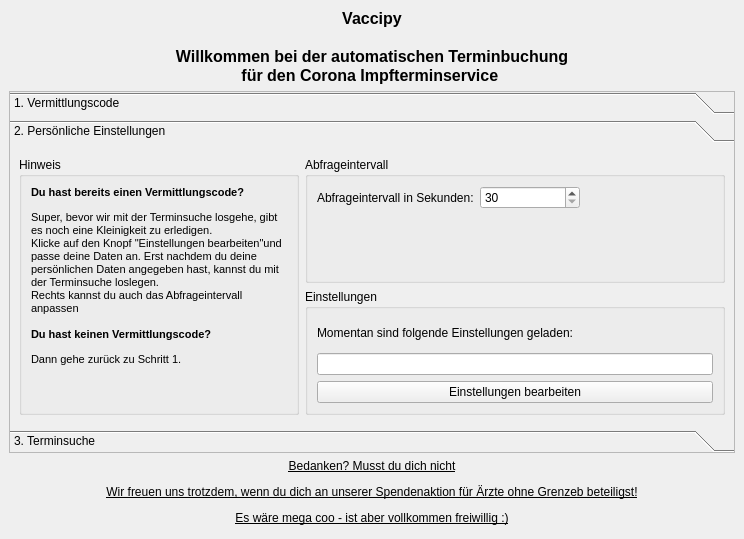
Above: tools/gui/main.ui from timreibe/vaccipy before the change. Below: the same form after it.
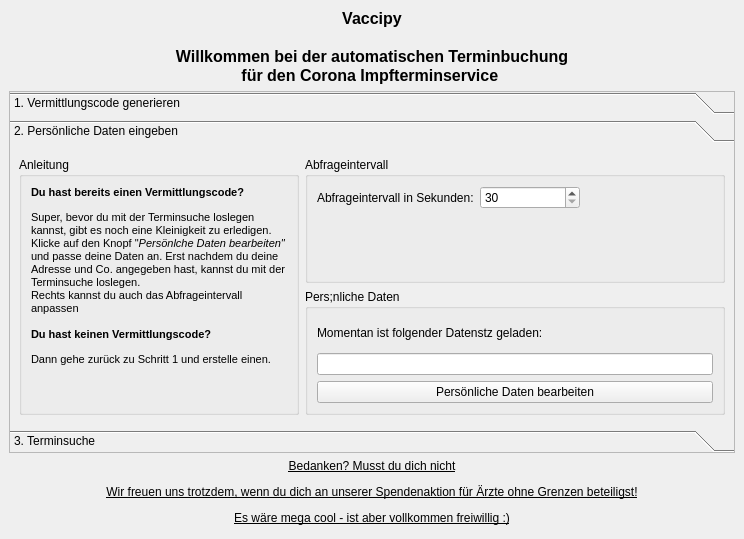
That is the form after the change. The open tabs and pages were chosen to show the change.

```diff
--- a/tools/gui/main.ui
+++ b/tools/gui/main.ui
@@ -73,7 +73,7 @@
           </rect>
          </property>
          <attribute name="label">
-          <string>1. Vermittlungscode</string>
+          <string>1. Vermittlungscode generieren</string>
          </attribute>
          <layout class="QHBoxLayout" name="horizontalLayout_6">
           <item>
@@ -198,7 +198,7 @@
           </rect>
          </property>
          <attribute name="label">
-          <string>2. Persönliche Einstellungen</string>
+          <string>2. Persönliche Daten eingeben</string>
          </attribute>
          <layout class="QHBoxLayout" name="horizontalLayout" stretch="1">
           <item>
@@ -206,7 +206,7 @@
             <item>
              <widget class="QGroupBox" name="groupBox_3">
               <property name="title">
-               <string>Hinweis</string>
+               <string>Anleitung</string>
               </property>
               <layout class="QGridLayout" name="gridLayout_6">
                <property name="bottomMargin">
@@ -220,8 +220,8 @@
 p, li { white-space: pre-wrap; }
 &lt;/style&gt;&lt;/head&gt;&lt;body style=&quot; font-family:'MS Shell Dlg 2'; font-size:8pt; font-weight:400; font-style:normal;&quot;&gt;
 &lt;p style=&quot; margin-top:12px; margin-bottom:12px; margin-left:0px; margin-right:0px; -qt-block-indent:0; text-indent:0px;&quot;&gt;&lt;span style=&quot; font-weight:600;&quot;&gt;Du hast bereits einen Vermittlungscode?&lt;/span&gt;&lt;/p&gt;
-&lt;p style=&quot; margin-top:12px; margin-bottom:12px; margin-left:0px; margin-right:0px; -qt-block-indent:0; text-indent:0px;&quot;&gt;Super, bevor wir mit der Terminsuche losgehe, gibt es noch eine Kleinigkeit zu erledigen.&lt;br /&gt;Klicke auf den Knopf &amp;quot;Einstellungen bearbeiten&amp;quot;und passe deine Daten an. Erst nachdem du deine persönlichen Daten angegeben hast, kannst du mit der Terminsuche loslegen.&lt;br /&gt;Rechts kannst du auch das Abfrageintervall anpassen&lt;br /&gt;&lt;br /&gt;&lt;span style=&quot; font-weight:600;&quot;&gt;Du hast keinen Vermittlungscode?&lt;/span&gt;&lt;/p&gt;
-&lt;p style=&quot; margin-top:12px; margin-bottom:12px; margin-left:0px; margin-right:0px; -qt-block-indent:0; text-indent:0px;&quot;&gt;Dann gehe zurück zu Schritt 1.&lt;/p&gt;&lt;/body&gt;&lt;/html&gt;</string>
+&lt;p style=&quot; margin-top:12px; margin-bottom:12px; margin-left:0px; margin-right:0px; -qt-block-indent:0; text-indent:0px;&quot;&gt;Super, bevor du mit der Terminsuche loslegen kannst, gibt es noch eine Kleinigkeit zu erledigen.&lt;br /&gt;Klicke auf den Knopf &amp;quot;&lt;span style=&quot; font-style:italic;&quot;&gt;Persönlche Daten bearbeiten&amp;quot;  &lt;/span&gt;und passe deine Daten an. Erst nachdem du deine Adresse und Co. angegeben hast, kannst du mit der Terminsuche loslegen.&lt;br /&gt;Rechts kannst du auch das Abfrageintervall anpassen&lt;br /&gt;&lt;br /&gt;&lt;span style=&quot; font-weight:600;&quot;&gt;Du hast keinen Vermittlungscode?&lt;/span&gt;&lt;/p&gt;
+&lt;p style=&quot; margin-top:12px; margin-bottom:12px; margin-left:0px; margin-right:0px; -qt-block-indent:0; text-indent:0px;&quot;&gt;Dann gehe zurück zu Schritt 1 und erstelle einen.&lt;/p&gt;&lt;/body&gt;&lt;/html&gt;</string>
                  </property>
                  <property name="alignment">
                   <set>Qt::AlignLeading|Qt::AlignLeft|Qt::AlignTop</set>
@@ -280,13 +280,13 @@
               <item>
                <widget class="QGroupBox" name="groupBox_8">
                 <property name="title">
-                 <string>Einstellungen</string>
+                 <string>Pers;nliche Daten</string>
                 </property>
                 <layout class="QVBoxLayout" name="verticalLayout_7">
                  <item>
                   <widget class="QLabel" name="kontaktdaten_label">
                    <property name="text">
-                    <string>Momentan sind folgende Einstellungen geladen:</string>
+                    <string>Momentan ist folgender Datenstz geladen:</string>
                    </property>
                   </widget>
                  </item>
@@ -306,7 +306,7 @@
                  <item>
                   <widget class="QPushButton" name="b_neue_kontaktdaten">
                    <property name="text">
-                    <string>Einstellungen bearbeiten</string>
+                    <string>Persönliche Daten bearbeiten</string>
                    </property>
                   </widget>
                  </item>
@@ -457,7 +457,7 @@
       <item>
        <widget class="QLabel" name="spenden_label">
         <property name="text">
-         <string>&lt;html&gt;&lt;head/&gt;&lt;body&gt;&lt;p&gt;&lt;a href=&quot;https://www.aerzte-ohne-grenzen.de/spenden-sammeln?cfd=pjs3m&quot;&gt;&lt;span style=&quot; text-decoration: underline; color:#000000;&quot;&gt;Bedanken? Musst du dich nicht&lt;/span&gt;&lt;/a&gt;&lt;/p&gt;&lt;p&gt;&lt;a href=&quot;https://www.aerzte-ohne-grenzen.de/spenden-sammeln?cfd=pjs3m&quot;&gt;&lt;span style=&quot; text-decoration: underline; color:#000000;&quot;&gt;Wir freuen uns trotzdem, wenn du dich an unserer Spendenaktion für Ärzte ohne Grenzeb beteiligst!&lt;/span&gt;&lt;/a&gt;&lt;/p&gt;&lt;p&gt;&lt;a href=&quot;https://www.aerzte-ohne-grenzen.de/spenden-sammeln?cfd=pjs3m&quot;&gt;&lt;span style=&quot; text-decoration: underline; color:#000000;&quot;&gt;Es wäre mega coo - ist aber vollkommen freiwillig :)&lt;/span&gt;&lt;/a&gt;&lt;/p&gt;&lt;/body&gt;&lt;/html&gt;</string>
+         <string>&lt;html&gt;&lt;head/&gt;&lt;body&gt;&lt;p&gt;&lt;a href=&quot;https://www.aerzte-ohne-grenzen.de/spenden-sammeln?cfd=pjs3m&quot;&gt;&lt;span style=&quot; text-decoration: underline; color:#000000;&quot;&gt;Bedanken? Musst du dich nicht&lt;/span&gt;&lt;/a&gt;&lt;/p&gt;&lt;p&gt;&lt;a href=&quot;https://www.aerzte-ohne-grenzen.de/spenden-sammeln?cfd=pjs3m&quot;&gt;&lt;span style=&quot; text-decoration: underline; color:#000000;&quot;&gt;Wir freuen uns trotzdem, wenn du dich an unserer Spendenaktion für Ärzte ohne Grenzen beteiligst!&lt;/span&gt;&lt;/a&gt;&lt;/p&gt;&lt;p&gt;&lt;a href=&quot;https://www.aerzte-ohne-grenzen.de/spenden-sammeln?cfd=pjs3m&quot;&gt;&lt;span style=&quot; text-decoration: underline; color:#000000;&quot;&gt;Es wäre mega cool - ist aber vollkommen freiwillig :)&lt;/span&gt;&lt;/a&gt;&lt;/p&gt;&lt;/body&gt;&lt;/html&gt;</string>
         </property>
         <property name="alignment">
          <set>Qt::AlignCenter</set>
```
Left out of the diff: 41 changed lines with no effect on the pictures.
